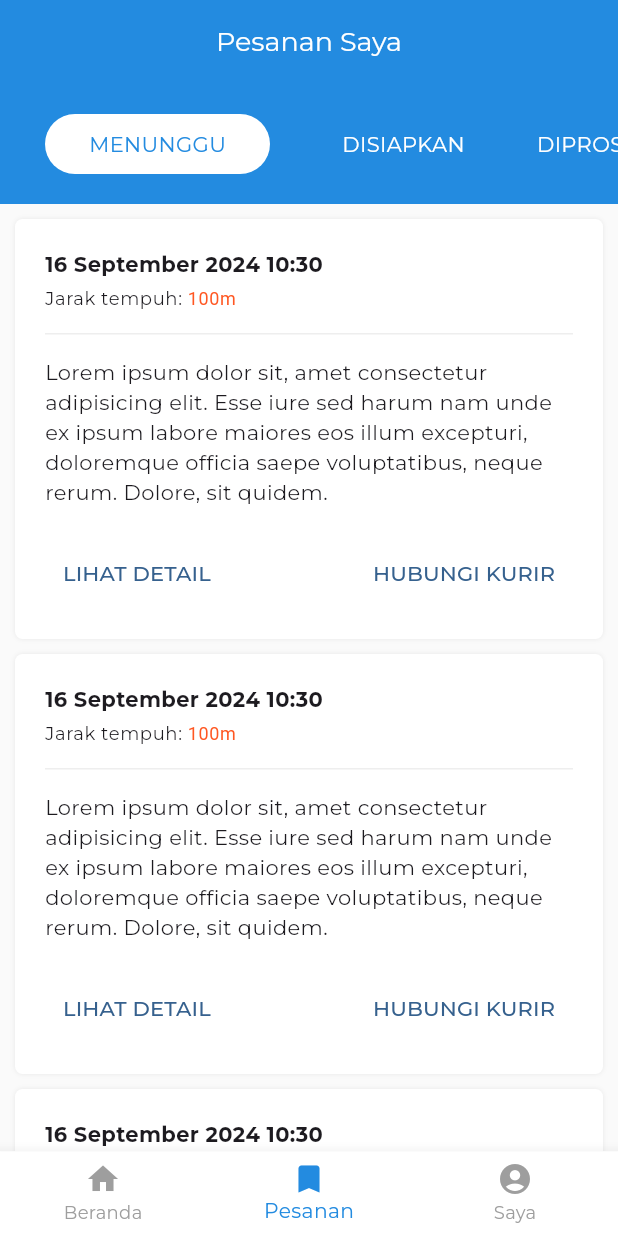
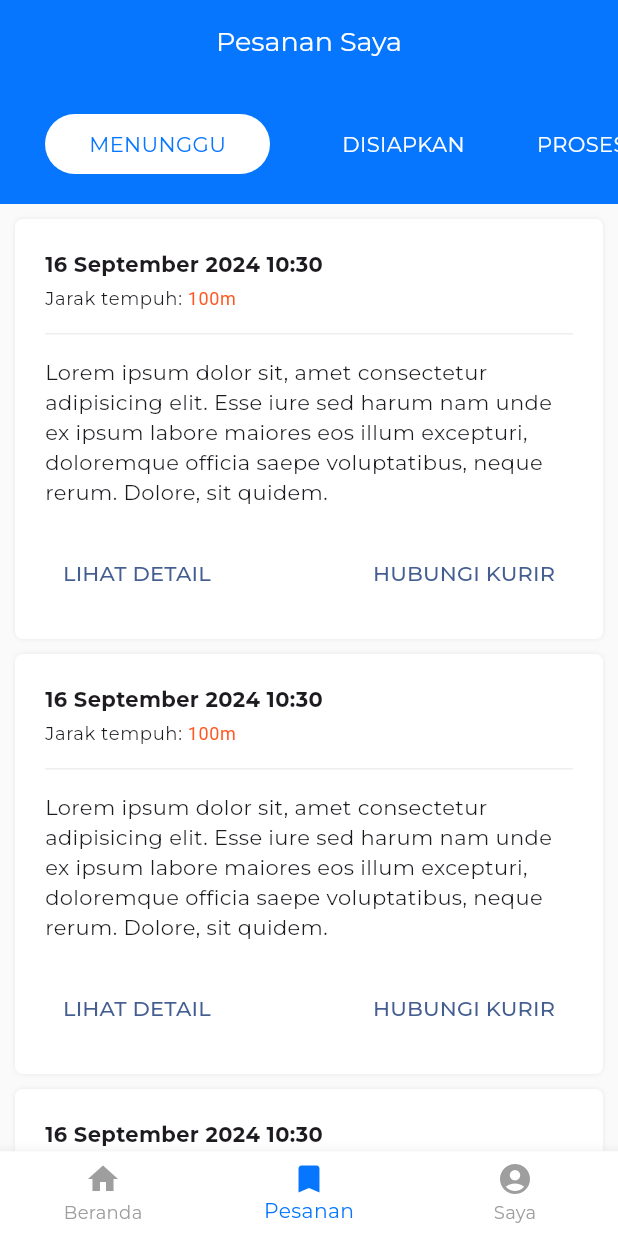
Before and after one commit to izzaalfiansyah/anterin, a Flutter app: the PesananScreen screen opened by its route, on a phone screen of 412 x 824 dp. Run offline on Flutter 3.47's test engine with Material 3 defaults, Android fonts, the phone set to English and light mode, and no system bars; our stand-ins replace device_info_plus, dio, flutter_bloc, flutter_map, flutter_modular, form_validator and 5 more; accounts and stored records are empty; network calls fail.

Commit message:
change ui color

```diff
--- a/lib/constants/app.dart
+++ b/lib/constants/app.dart
@@ -1,6 +1,6 @@
 import 'package:flutter/material.dart';
 
-const cPrimary = Color.fromARGB(255, 35, 139, 224);
+const cPrimary = Color.fromRGBO(6, 118, 255, 1);
 // const cPrimary = Colors.red;
 
 final shadowSm = [
--- a/lib/constants/order_status.dart
+++ b/lib/constants/order_status.dart
@@ -11,7 +11,7 @@ class OrderStatus {
 List<OrderStatus> orderStatus = [
   OrderStatus(label: 'pending', text: 'Menunggu'),
   OrderStatus(label: 'ready', text: 'Disiapkan'),
-  OrderStatus(label: 'process', text: 'Diproses'),
+  OrderStatus(label: 'process', text: 'Proses'),
   OrderStatus(label: 'completed', text: 'Selesai'),
-  OrderStatus(label: 'canceled', text: 'Batal'),
+  OrderStatus(label: 'canceled', text: 'Dibatalkan'),
 ];
--- a/lib/main.dart
+++ b/lib/main.dart
@@ -80,7 +80,7 @@ class MainWidget extends StatelessWidget {
               borderSide: BorderSide(color: Colors.grey.shade300),
             ),
             focusedBorder: OutlineInputBorder(
-              borderSide: BorderSide(color: cPrimary, width: 2),
+              borderSide: BorderSide(color: cPrimary, width: 1),
             ),
           ),
           filledButtonTheme: FilledButtonThemeData(
--- a/lib/screens/user/home/index.dart
+++ b/lib/screens/user/home/index.dart
@@ -123,7 +123,7 @@ class _HomeScreenState extends State<HomeScreen> {
                       Container(
                         padding: EdgeInsets.all(10),
                         decoration: BoxDecoration(
-                          color: colors[index],
+                          color: cPrimary,
                           shape: BoxShape.circle,
                         ),
                         child: Icon(
```
Also changed, not shown: lib/screens/user/home/makan_minum/index.dart (+24 -16 lines).
